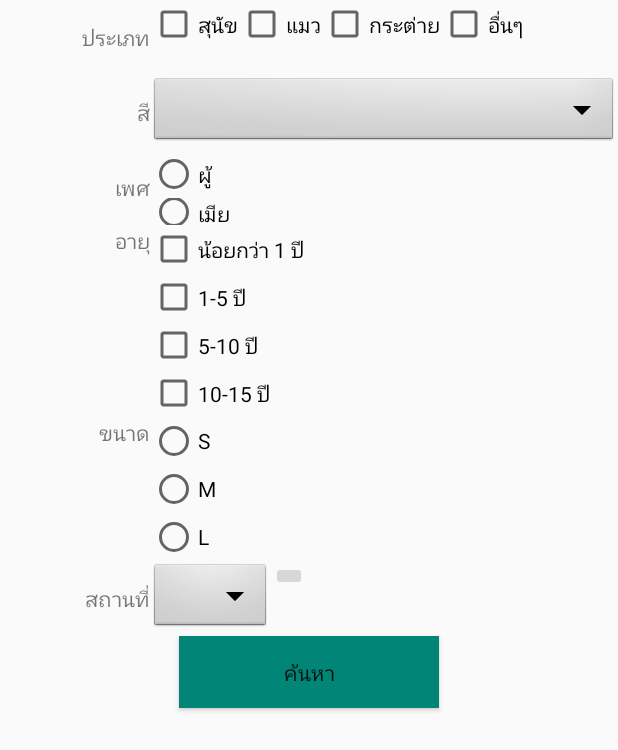
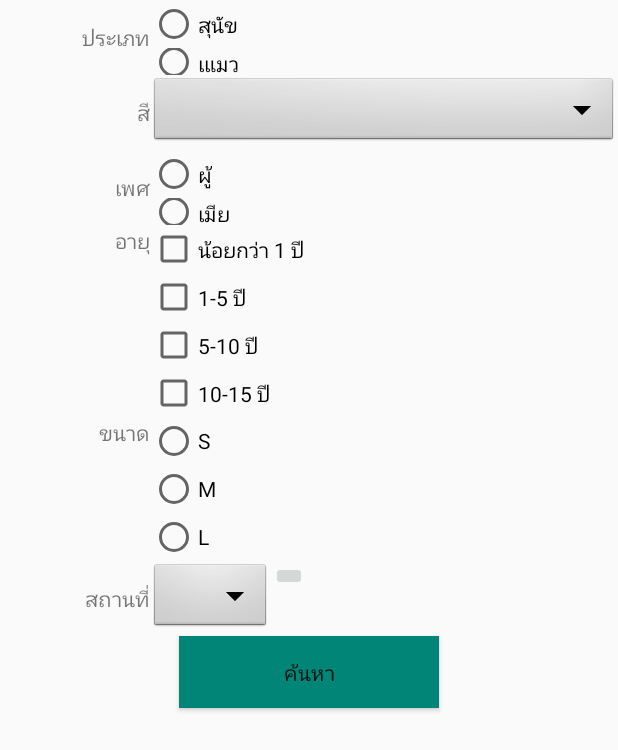
Before and after one commit to vistaalive01/PetPing, an Android app: the layout fragment_search.xml on its own in the app's theme, with its tools: preview values and no code run, on a phone screen of 412 x 824 dp. Shown: the top 750 px of the screen. Run offline under Robolectric (Android 15) with nearby library versions, the phone set to English and light mode, and no system bars.

Commit message:
update13/1

```diff
--- a/app/src/main/java/com/example/petping/PetSearchResult.java
+++ b/app/src/main/java/com/example/petping/PetSearchResult.java
@@ -28,8 +28,6 @@ import java.util.List;
 
 public class PetSearchResult extends Fragment {
     private ArrayList<PetSearch> petSearchList ;
-    private SearchFragment searchFragment;
-
     private ListView listView;
     private PetListViewAdapter petAdapter;
 
@@ -42,9 +40,7 @@ public class PetSearchResult extends Fragment {
         if(getArguments() != null){
             petSearchList = (ArrayList<PetSearch>)getArguments().getSerializable("petL");
         }
-        //searchFragment = new SearchFragment();
         listView = temp.findViewById(R.id.listView_pet);
-       // petSearchList = searchFragment.sendValue();
 
         petAdapter = new PetListViewAdapter(getContext(), petSearchList);
         listView.setAdapter(petAdapter);
--- a/app/src/main/res/layout/fragment_search.xml
+++ b/app/src/main/res/layout/fragment_search.xml
@@ -22,65 +22,34 @@
                 android:gravity="right|center_vertical"
                 android:text="ประเภท" />
 
-            <LinearLayout
+
+                <RadioGroup
+                    android:id="@+id/rd_type"
                     android:layout_width="match_parent"
-                android:layout_height="match_parent"
-                android:orientation="horizontal">
+                    android:layout_height="match_parent" >
 
-                <CheckBox
-                    android:id="@+id/cb_dog"
+                    <RadioButton
+                        android:id="@+id/rd_dog"
                         android:layout_width="wrap_content"
                         android:layout_height="wrap_content"
-                    android:text="สุนัข"
-                   />
+                        android:text="สุนัข" />
 
-                <CheckBox
-                    android:id="@+id/cb_cat"
+                    <RadioButton
+                        android:id="@+id/rd_cat"
                         android:layout_width="wrap_content"
                         android:layout_height="wrap_content"
-                    android:text="แมว"
-                    />
+                        android:text="เแมว" />
 
-                <CheckBox
-                    android:id="@+id/cb_rabbit"
+                    <RadioButton
+                        android:id="@+id/rd_rabbit"
                         android:layout_width="wrap_content"
                         android:layout_height="wrap_content"
-                    android:text="กระต่าย"
-                   />
-
-                <CheckBox
-                    android:id="@+id/cb_other"
-                    android:layout_width="wrap_content"
-                    android:layout_height="wrap_content"
-                    android:text="อื่นๆ"
-                   />
-            </LinearLayout>
+                        android:text="กระต่าย" />
+                </RadioGroup>
 
 
         </LinearLayout>
 
-        <!--<LinearLayout-->
-            <!--android:layout_width="match_parent"-->
-            <!--android:layout_height="wrap_content"-->
-            <!--android:orientation="horizontal">-->
-
-            <!--<TextView-->
-
-                <!--android:id="@+id/txt_breed"-->
-                <!--android:layout_width="100dp"-->
-                <!--android:layout_height="50dp"-->
-                <!--android:gravity="right|center_vertical"-->
-                <!--android:text="สายพันธุ์" />-->
-
-            <!--<Spinner-->
-                <!--android:id="@+id/breed_spin"-->
-                <!--android:layout_width="match_parent"-->
-                <!--android:layout_height="wrap_content"-->
-                <!--android:background="@android:drawable/btn_dropdown"-->
-                <!--android:spinnerMode="dropdown" />-->
-
-            <!--//ยังไม่มีปุ่ม + กับ tag ที่ user เลือก-->
-        <!--</LinearLayout>-->
 
 
         <LinearLayout
@@ -133,8 +102,6 @@
                     android:layout_width="wrap_content"
                     android:layout_height="wrap_content"
                     android:text="เมีย" />
-
-
             </RadioGroup>
 
         </LinearLayout>
```
Also changed, not shown: app/src/main/java/com/example/petping/PetSearch.java (+11 -1 lines), app/src/main/java/com/example/petping/SearchFragment.java (+88 -116 lines). Lines whose indentation alone changed are shown as unchanged.
